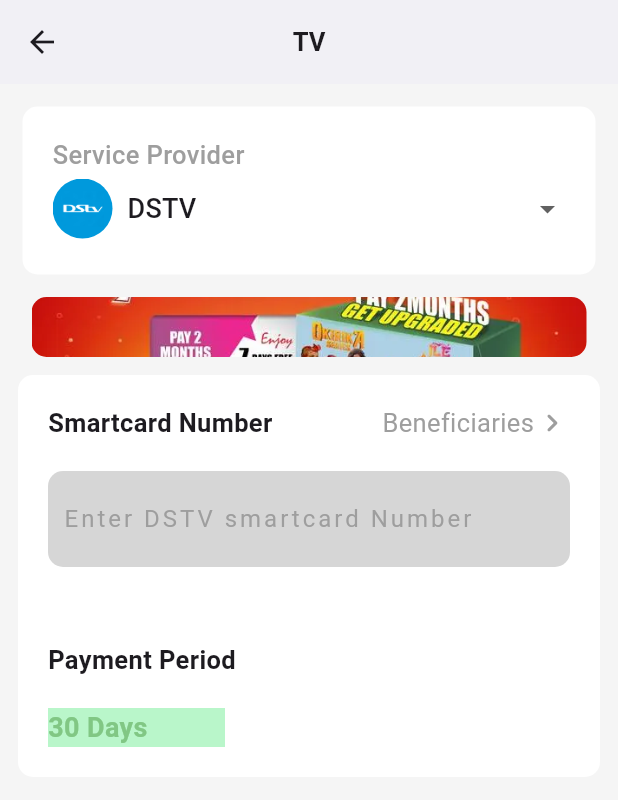
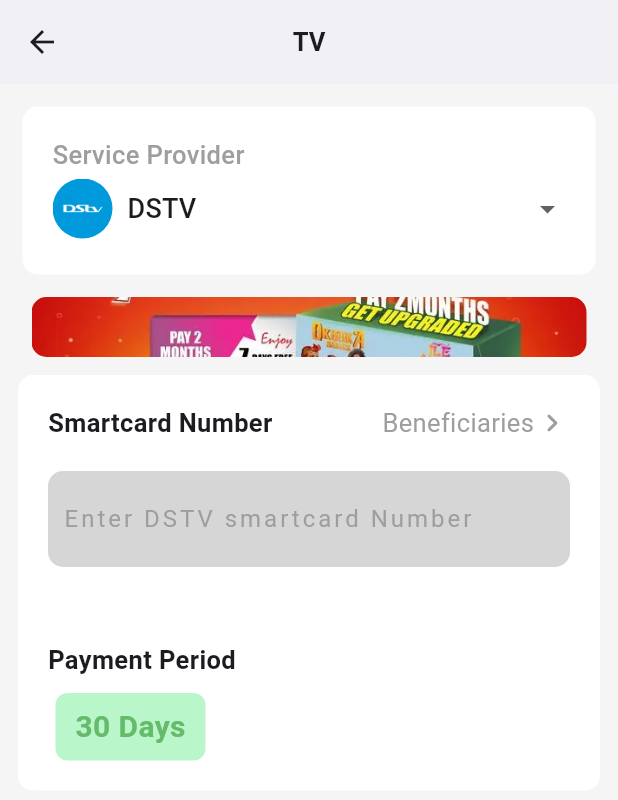
Before and after one commit to EverlastingBigFlo/mobile_app_ui, a Flutter app: the tv screen opened by its route, on a phone screen of 412 x 824 dp. Shown: the top 800 px of the screen. Run offline on Flutter 3.47's test engine with Material 2 defaults, Android fonts, the phone set to English and light mode, and no system bars; our stand-ins replace smooth_page_indicator.

Commit message:
finished the card widget

```diff
--- a/lib/pages/tv.dart
+++ b/lib/pages/tv.dart
@@ -230,7 +230,7 @@ class _tvState extends State<tv> {
 
                     ,
                     Padding(
-                      padding: const EdgeInsets.all(20.0),
+                      padding: const EdgeInsets.fromLTRB(20, 20, 0, 10),
                       child: Row(
                         children: [
                           Text(
@@ -245,22 +245,34 @@ class _tvState extends State<tv> {
                     // days card here
 
                     Padding(
-                      padding: const EdgeInsets.fromLTRB(20, 0, 250, 20),
-                      child: Container(
-                        color: Colors.greenAccent[100],
+                      padding: const EdgeInsets.fromLTRB(25, 0, 0, 20),
                       child: Row(
                         children: [
-                            Text(
+                          Container(
+                            alignment: Alignment.centerLeft,
+                            width: 100,
+                            height: 45,
+                            decoration: BoxDecoration(
+                              borderRadius:
+                                  BorderRadius.all(Radius.circular(8)),
+                              color: Colors.greenAccent[100],
+                            ),
+                            child: Center(
+                              child: Text(
                                 '30 Days',
                                 style: TextStyle(
-                                  fontSize: 18,
+                                    fontSize: 20,
                                     fontWeight: FontWeight.bold,
-                                  color: Colors.green[300]),
-                            )
+                                    color: Colors.green[400]),
+                              ),
+                            ),
+                          ),
                         ],
                       ),
                     ),
-                    )
+                    // days card end here
+
+
                   ],
                 ),
               ),
```
Lines whose indentation alone changed are shown as unchanged.
